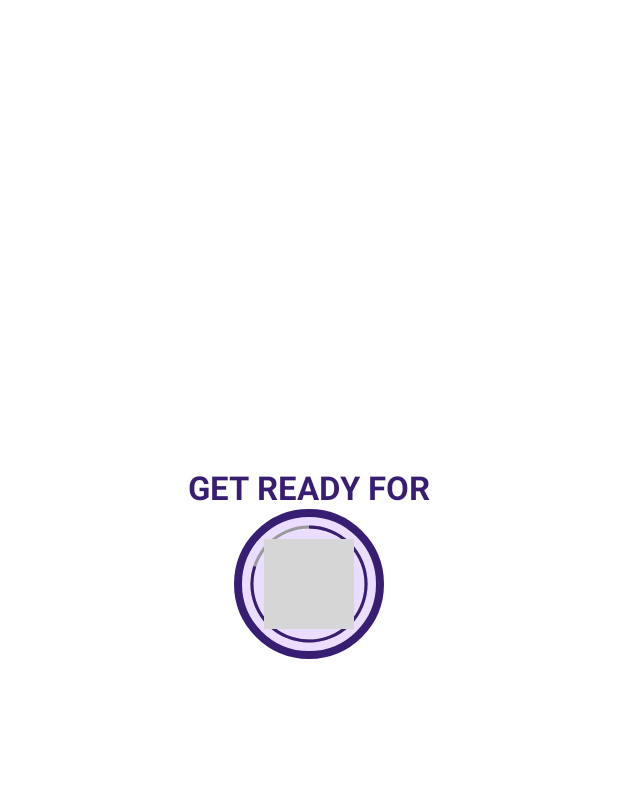
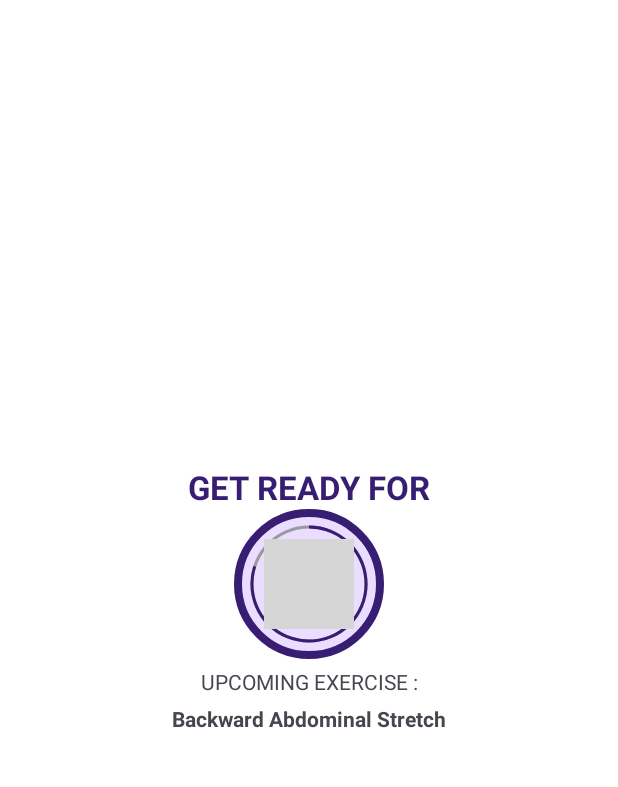
Before and after one commit to harshsingh-io/BodySync, an Android app: the ExerciseActivity screen opened directly, with no data from a screen before it, on a phone screen of 412 x 824 dp, the part 84-871 px from its top. Run offline under Robolectric (Android 15) with nearby library versions, the phone set to English and light mode, and no system bars; grey boxes are pictures that could not be loaded.

Commit message:
Added Exercise Name in Rest Time

```diff
--- a/app/src/main/java/com/example/bodysync_workout/ExerciseActivity.kt
+++ b/app/src/main/java/com/example/bodysync_workout/ExerciseActivity.kt
@@ -37,6 +37,8 @@ class ExerciseActivity : AppCompatActivity() {
     private fun setupRestView() {
         binding?.flRestView?.visibility = View.VISIBLE
         binding?.tvTitle?.visibility = View.VISIBLE
+        binding?.tvUpcomingExerciseName?.visibility = View.VISIBLE
+        binding?.tvUpcomingExercise?.visibility = View.VISIBLE
         binding?.flProgressBarExercise?.visibility = View.INVISIBLE
         binding?.tvTitleExerciseName?.visibility = View.INVISIBLE
         binding?.ivImage?.visibility = View.INVISIBLE
@@ -49,12 +51,14 @@ class ExerciseActivity : AppCompatActivity() {
     }
     private fun setRestProgressBar() {
         binding?.progressBar?.progress = restProgress
-
+        binding?.tvUpcomingExerciseName?.text = exerciseList!![currentExercisePosition+1]
+            .getName()
         restTimer = object: CountDownTimer(10000,1000) {
             override fun onTick(millisUntilFinished: Long) {
                 restProgress++
                 binding?.progressBar?.progress = 10-restProgress
                 binding?.tvTimer?.text = (10-restProgress).toString()
+
             }
 
             override fun onFinish() {
@@ -65,13 +69,14 @@ class ExerciseActivity : AppCompatActivity() {
                 ).show()
                 currentExercisePosition ++
                 setupExerciseView()
-
             }
         }.start()
     }
     private fun setupExerciseView() {
         binding?.flRestView?.visibility = View.INVISIBLE
         binding?.tvTitle?.visibility = View.INVISIBLE
+        binding?.tvUpcomingExerciseName?.visibility = View.INVISIBLE
+        binding?.tvUpcomingExercise?.visibility = View.INVISIBLE
         binding?.flProgressBarExercise?.visibility = View.VISIBLE
         binding?.tvTitleExerciseName?.visibility = View.VISIBLE
         binding?.ivImage?.visibility = View.VISIBLE
--- a/app/src/main/res/layout/activity_exercise.xml
+++ b/app/src/main/res/layout/activity_exercise.xml
@@ -69,8 +69,27 @@
                 android:textSize="@dimen/default_button_text_size"
                 android:textStyle="bold" />
         </LinearLayout>
+    </FrameLayout>
 
-    </FrameLayout>
+    <TextView
+        android:id="@+id/tvUpcomingExercise"
+        android:layout_width="wrap_content"
+        android:layout_height="wrap_content"
+        android:text="@string/upcoming_exercise"
+        android:paddingTop="@dimen/main_screen_main_layout_padding"
+        app:layout_constraintEnd_toEndOf="parent"
+        app:layout_constraintStart_toStartOf="parent"
+        app:layout_constraintTop_toBottomOf="@+id/flRestView" />
+    <TextView
+        android:id="@+id/tvUpcomingExerciseName"
+        android:layout_width="wrap_content"
+        android:layout_height="wrap_content"
+        android:text=""
+        android:textStyle="bold"
+        android:paddingTop="@dimen/main_screen_main_layout_padding"
+        app:layout_constraintEnd_toEndOf="parent"
+        app:layout_constraintStart_toStartOf="parent"
+        app:layout_constraintTop_toBottomOf="@+id/tvUpcomingExercise" />
     <TextView
         android:id="@+id/tvTitleExerciseName"
         android:layout_width="wrap_content"
@@ -91,10 +110,12 @@
         android:layout_height="0dp"
         android:src="@drawable/ic_lunge"
         android:visibility="invisible"
+
         app:layout_constraintBottom_toTopOf="@+id/tvTitleExerciseName"
         app:layout_constraintEnd_toEndOf="parent"
         app:layout_constraintStart_toStartOf="parent"
         app:layout_constraintTop_toTopOf="@+id/toolbarExercise" />
+
     <FrameLayout
         android:id="@+id/flProgressBarExercise"
         android:layout_width="100dp"
--- a/app/src/main/res/values/strings.xml
+++ b/app/src/main/res/values/strings.xml
@@ -6,4 +6,5 @@
     <string name="exercise_name">EXERCISE NAME</string>
     <string name="_10">10</string>
     <string name="_30">30</string>
+    <string name="upcoming_exercise">UPCOMING EXERCISE :</string>
 </resources>
```
